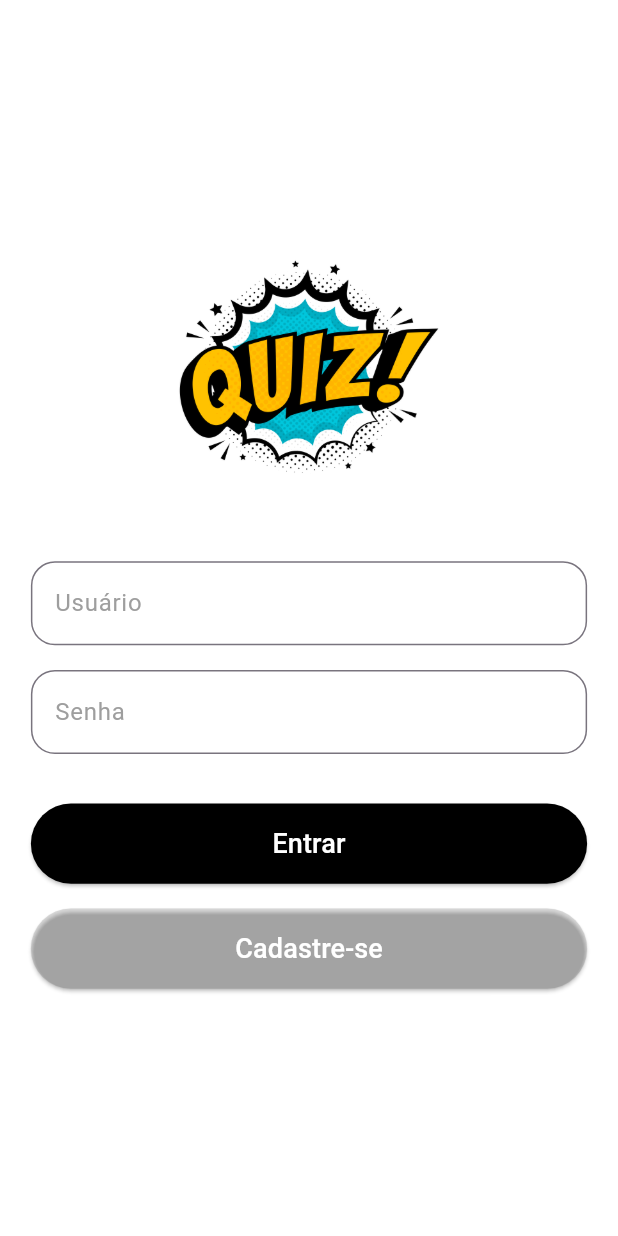
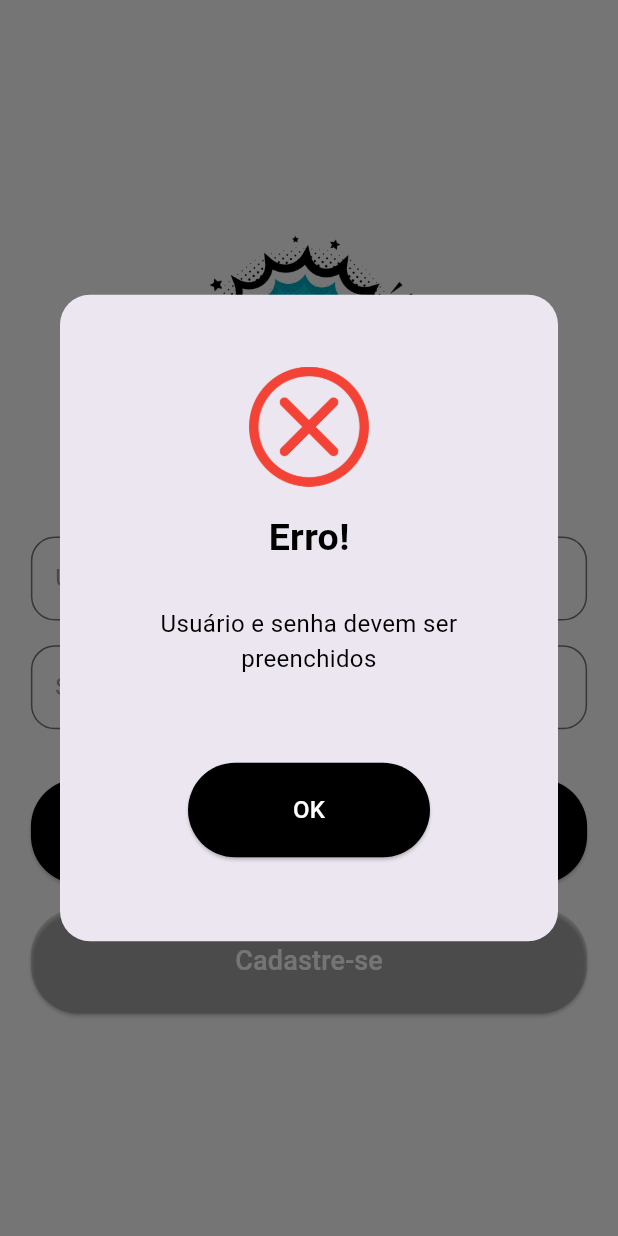
Before and after one commit to mauricioapg/gamequizzapp, a Flutter app: the screen it shows after launch, after a tap on "Entrar", on a phone screen of 412 x 824 dp. Run offline on Flutter 3.47's test engine with Material 3 defaults, Android fonts, the light colour scheme and no system bars; our stand-ins replace flutter_svg, mask_text_input_formatter, sqflite; missing offline and left inert: dart:ffi, http_interceptor; accounts and stored records are empty; Roboto replaces fonts that are missing (Helvetica); statements that could not run were skipped.

Commit message:
novas atualizações

```diff
--- a/lib/src/database/dao/login_dao.dart
+++ b/lib/src/database/dao/login_dao.dart
@@ -6,19 +6,25 @@ import 'package:gamequizzapp/src/database/app_database.dart';
 class LoginDAO{
   static const String _table = 'login';
   static const String _accessToken = 'access_token';
+  static const String _username = 'username';
+  static const String _password = 'password';
   static const String _expiresIn = 'expires_in';
   static const String _dateTimeInsertion = 'dateTimeInsertion';
   static const String tableSql = 'CREATE TABLE $_table('
       '$_accessToken TEXT,'
       '$_expiresIn TEXT,'
+      '$_username TEXT,'
+      '$_password TEXT,'
       '$_dateTimeInsertion TEXT)';
 
-  Future<int> insertTokenLocal(String accessToken, int expiresIn, String dateTimeInsertion) async {
+  Future<int> insertTokenLocal(String accessToken, String username, String password, int expiresIn, String dateTimeInsertion) async {
     final Database db = await getDatabase();
     final Map<String, dynamic> tokenMap = {};
     tokenMap[_accessToken] = accessToken;
     tokenMap[_expiresIn] = expiresIn;
     tokenMap[_dateTimeInsertion] = dateTimeInsertion;
+    tokenMap[_username] = username;
+    tokenMap[_password] = password;
     return db.insert(_table, tokenMap);
   }
 
@@ -30,6 +36,8 @@ class LoginDAO{
       results.add(row['access_token']);
       results.add(row['expires_in']);
       results.add(row['dateTimeInsertion']);
+      results.add(row['username']);
+      results.add(row['password']);
     }
     return results;
   }
--- a/lib/src/http/webclients/user_webclient.dart
+++ b/lib/src/http/webclients/user_webclient.dart
@@ -12,7 +12,7 @@ class UserWebClient {
     final Response response = await client.get(Uri.parse('$baseAPIUrl/users/username/$username'),
         headers: {"Accept": "application/json; charset=UTF-8", "Authorization": "Bearer $token"});
 
-    debugPrint("BODY AQUI >> " + response.body);
+    debugPrint("BODY >> ${response.body}");
 
     final Map<String, dynamic> json = jsonDecode(response.body);
     return User.fromJson(json);
--- a/lib/src/http/webclients/webclient.dart
+++ b/lib/src/http/webclients/webclient.dart
@@ -3,8 +3,8 @@ import 'package:http_interceptor/http/intercepted_client.dart';
 import 'package:gamequizzapp/src/http/interceptors/interceptors.dart';
 
 
-// const String baseAPIUrl = "https://quizzgameapi-ji6nrrlm7q-uc.a.run.app";
-const String baseAPIUrl = "http://192.168.1.102:8080";
+const String baseAPIUrl = "https://quizzgameapi-ji6nrrlm7q-uc.a.run.app";
+// const String baseAPIUrl = "http://192.168.1.102:8080";
 
 final Client client = InterceptedClient.build(
     interceptors: [LoggingInterceptor()],
--- a/lib/src/screens/login_screen.dart
+++ b/lib/src/screens/login_screen.dart
@@ -29,6 +29,7 @@ class LoginScreenState extends State<LoginScreen> {
   final TextEditingController _controllerPasswordField = TextEditingController();
   User? userLogged;
   List<Question> allQuestionsList = [];
+  bool waiting = false;
 
   @override
   void initState() {
@@ -37,6 +38,24 @@ class LoginScreenState extends State<LoginScreen> {
 
   Future<User?> _login(String username, String password) async {
     try {
+      if(username == "" || password == ""){
+        showDialog(
+          context: context,
+          builder: (contextDialog) {
+            return DialogMessageWidget(
+                image: 'assets/images/error.png',
+                textButton: 'OK',
+                title: 'Erro!',
+                content: 'Usuário e senha devem ser preenchidos',
+                contentHeight: 80,
+                functionSecond: () => Navigator.pop(context)
+            );
+          },
+        );
+        setState(() {
+          waiting = !waiting;
+        });
+      }
       ValidationToken.getToken(context, username, password).then((token) async {
         if(token != null){
           await userWebClient.getUserByUsername(username, token).then((user) {
@@ -46,7 +65,8 @@ class LoginScreenState extends State<LoginScreen> {
           });
 
           if(userLogged != null){
-            _getAllQuestions(username, password);
+            Navigator.pushReplacement(context, MaterialPageRoute(builder: (context) =>
+                CategoryScreen(username, password, userLogged!.idUser, userLogged!)));
           }
         }
         else{
@@ -63,33 +83,13 @@ class LoginScreenState extends State<LoginScreen> {
               );
             },
           );
+          setState(() {
+            waiting = !waiting;
+          });
         }
       });
     } on Exception {}
     return userLogged;
-  }
-
-  Future<List<Question>> _getAllQuestions(String username, String password) async {
-    try {
-      ValidationToken.getToken(context, username, password).then((token) async {
-        if(token != null){
-          await questionWebClient.getAllQuestions(token).then((questions) {
-            for(int i=0; i < questions.length; i++){
-              setState(() {
-                allQuestionsList.add(questions[i]);
-              });
-            }
-
-            if(allQuestionsList.isNotEmpty){
-              Navigator.pushReplacement(context, MaterialPageRoute(builder: (context) =>
-                  CategoryScreen(allQuestionsList, username, password, userLogged!.idUser, userLogged!)));
-            }
-
-          });
-        }
-      });
-    } on Exception {}
-    return allQuestionsList;
   }
 
   Widget build(BuildContext context) {
@@ -138,9 +138,12 @@ class LoginScreenState extends State<LoginScreen> {
                   CustomLayout.columnSpacer(constraints.maxHeight * 0.04),
                   SizedBox(
                     width: constraints.maxWidth * 0.9,
-                    height: constraints.maxHeight * 0.065,
+                    height: constraints.maxHeight * 0.085,
                     child: ElevatedButton(
                       onPressed: (){
+                        setState(() {
+                          waiting = !waiting;
+                        });
                         _login(_controllerUsernameField.text, _controllerPasswordField.text);
                       },
                       style: ButtonStyle(
@@ -151,13 +154,19 @@ class LoginScreenState extends State<LoginScreen> {
                         ),
                         backgroundColor: MaterialStateProperty.all(Colors.black),
                       ),
-                      child: const Text("Entrar", style: TextStyle(color: Colors.white, fontSize: 18)),
+                      child: waiting ? const ProgressCircularWidget(
+                          mensagem: '',
+                          cor: Colors.white,
+                          width: 16,
+                          height: 16,
+                      ) :
+                      const Text("Entrar", style: TextStyle(color: Colors.white, fontSize: 18)),
                     ),
                   ),
                   CustomLayout.columnSpacer(constraints.maxHeight * 0.02),
                   SizedBox(
                     width: constraints.maxWidth * 0.9,
-                    height: constraints.maxHeight * 0.065,
+                    height: constraints.maxHeight * 0.085,
                     child: ElevatedButton(
                       onPressed: (){
                         Navigator.push(context, MaterialPageRoute(builder: (context) =>
--- a/lib/src/screens/register_screen.dart
+++ b/lib/src/screens/register_screen.dart
@@ -151,7 +151,7 @@ class RegisterScreenState extends State<RegisterScreen> {
                   CustomLayout.columnSpacer(constraints.maxHeight * 0.04),
                   SizedBox(
                     width: constraints.maxWidth * 0.9,
-                    height: constraints.maxHeight * 0.065,
+                    height: constraints.maxHeight * 0.085,
                     child: ElevatedButton(
                       onPressed: (){
                         _register(
--- a/lib/src/screens/splash_screen.dart
+++ b/lib/src/screens/splash_screen.dart
@@ -1,6 +1,10 @@
 import 'dart:async';
 import 'package:flutter/material.dart';
+import 'package:gamequizzapp/src/database/dao/login_dao.dart';
+import 'package:gamequizzapp/src/http/webclients/user_webclient.dart';
+import 'package:gamequizzapp/src/screens/category_screen.dart';
 import 'package:gamequizzapp/src/screens/login_screen.dart';
+import 'package:gamequizzapp/src/service/validation_token.dart';
 import 'package:gamequizzapp/src/widgets/progress_circular_widget.dart';
 
 class SplashScreen extends StatefulWidget {
@@ -12,6 +16,9 @@ class SplashScreen extends StatefulWidget {
 
 class SplashScreenState extends State<SplashScreen> {
 
+  static final LoginDAO dao = LoginDAO();
+  final UserWebClient userWebClient = UserWebClient();
+
   @override
   void initState() {
     super.initState();
@@ -20,11 +27,32 @@ class SplashScreenState extends State<SplashScreen> {
 
   startTimer() async {
     var duration = const Duration(seconds: 5);
-    return Timer(duration, route);
+    return Timer(duration, _verifyTokenLogin);
   }
 
-  route() {
-    Navigator.pushReplacement(context, MaterialPageRoute(builder: (context) => const LoginScreen()));
+  void _verifyTokenLogin() async {
+    try {
+      await dao.findTokenLocal().then((tokenLocal) async {
+        if(tokenLocal.isNotEmpty){
+          await dao.findTokenLocal().then((token) async {
+
+            int tokenValidity = ValidationToken.getTokenLocalValidity(token);
+
+            if(tokenValidity <= 60){
+              await userWebClient.getUserByUsername(token[3], token[0]).then((user) {
+                Navigator.pushReplacement(context, MaterialPageRoute(builder: (context) =>
+                    CategoryScreen(token[3], token[4], user.idUser, user)));
+              });
+            } else{
+              Navigator.pushReplacement(context, MaterialPageRoute(builder: (context) => const LoginScreen()));
+            }
+          });
+        }
+        else{
+          Navigator.pushReplacement(context, MaterialPageRoute(builder: (context) => const LoginScreen()));
+        }
+      });
+    } on Exception {}
   }
 
   Widget build(BuildContext context) {
--- a/lib/src/widgets/text_with_action_widget.dart
+++ b/lib/src/widgets/text_with_action_widget.dart
@@ -54,7 +54,7 @@ class TextWithActionWidgetState extends State<TextWithActionWidget>{
           textInputAction: TextInputAction.next,
           autovalidateMode: AutovalidateMode.onUserInteraction,
           obscureText: widget.typeValidate == "password" ? true : false,
-          inputFormatters: widget.typeValidate == 'cpf' ? [maskCpf] : [],
+          // inputFormatters: widget.typeValidate == 'cpf' ? [maskCpf] : [],
           controller: widget.controllerField..text,
           decoration: InputDecoration(
               hintText: widget.hintTextField,
@@ -95,7 +95,7 @@ class TextWithActionWidgetState extends State<TextWithActionWidget>{
               //   child: widget.iconButton,
               // )
           ),
-          keyboardType: widget.typeValidate == 'cpf' ? TextInputType.number : TextInputType.none,
+          keyboardType: widget.typeValidate == 'cpf' ? TextInputType.number : TextInputType.text,
           validator: (value) {
             if (value == null || value.isEmpty) {
               return 'Preencha este campo';
```
Also changed, not shown: lib/src/screens/answer_screen.dart (+27 -29 lines), lib/src/screens/category_screen.dart (+26 -55 lines), lib/src/screens/question_screen.dart (+5 -6 lines), lib/src/service/validation_token.dart (+10 -17 lines).
